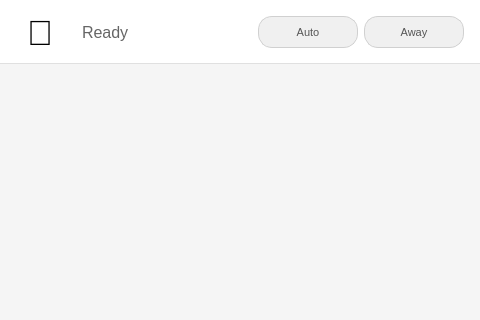
leakydata/py-xiaozhi, file src/display/gui_display.ui: the form before one commit; both pictures show x 0 to 480 and y 0 to 320 of the 480 by 700 pixel window.
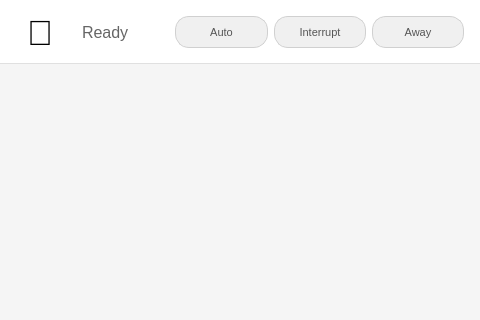
The form after the commit.

Commit message: feat: Add interrupt toggle functionality and enhance audio diagnostics with jitter buffer

```diff
--- a/src/display/gui_display.ui
+++ b/src/display/gui_display.ui
@@ -160,6 +160,42 @@
         </property>
        </widget>
       </item>
+      <item>
+       <widget class="QPushButton" name="interrupt_btn">
+        <property name="maximumSize">
+         <size>
+          <width>100</width>
+          <height>32</height>
+         </size>
+        </property>
+        <property name="styleSheet">
+         <string>
+QPushButton {
+    background-color: #f0f0f0;
+    border: 1px solid #d0d0d0;
+    border-radius: 14px;
+    padding: 4px 12px;
+    color: #555555;
+    font-size: 11px;
+}
+QPushButton:hover {
+    background-color: #e8e8e8;
+}
+QPushButton:checked {
+    background-color: #4CAF50;
+    color: white;
+    border: 1px solid #388E3C;
+}
+         </string>
+        </property>
+        <property name="text">
+         <string>Interrupt</string>
+        </property>
+        <property name="checkable">
+         <bool>true</bool>
+        </property>
+       </widget>
+      </item>
       <item>
        <widget class="QPushButton" name="away_btn">
         <property name="maximumSize">
```
The commit also changes 7 other files.
